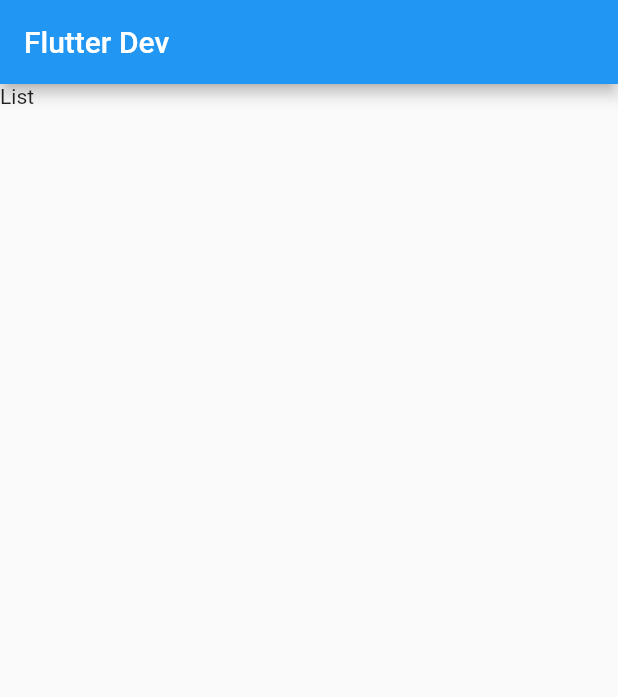
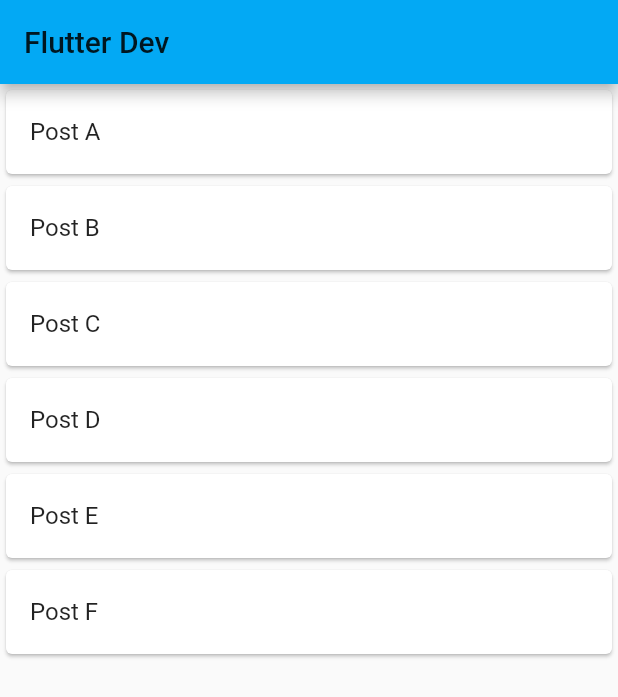
Before and after one commit to kellyburke300/FlutterDev, a Flutter app: the screen it shows after launch, on a phone screen of 412 x 824 dp. Shown: the top 697 px of the screen. Run offline on Flutter 3.47's test engine with Material 2 defaults, Android fonts, the phone set to English and light mode, and no system bars; our stand-ins replace bloc, flutter_bloc.

Commit message:
Added Post BLoC

```diff
--- a/flutter_dev/lib/Screens/home_screen.dart
+++ /dev/null
@@ -1,22 +0,0 @@
-import 'package:flutter/material.dart';
-
-class HomeScreen extends StatefulWidget {
-  @override
-  _HomeScreenState createState() => _HomeScreenState();
-}
-
-class _HomeScreenState extends State<HomeScreen> {
-  @override
-  Widget build(BuildContext context) {
-    return Scaffold(
-      appBar: AppBar(
-        title: Text("Flutter Dev"),
-      ),
-      body: _list()
-    );
-  }
-
-  Widget _list() {
-    return Text("List");
-  }
-}
--- /dev/null
+++ b/flutter_dev/lib/bloc/post/post_bloc.dart
@@ -0,0 +1,33 @@
+import 'dart:async';
+
+import 'package:bloc/bloc.dart';
+import 'package:flutter_dev/models/post.dart';
+import 'package:flutter_dev/repositories/post_repository.dart';
+import 'package:meta/meta.dart';
+
+part 'post_event.dart';
+part 'post_state.dart';
+
+class PostBloc extends Bloc<PostEvent, PostState> {
+  final PostRepository repo;
+  PostBloc(this.repo) : super(PostInitial());
+
+  @override
+  Stream<PostState> mapEventToState(
+      PostEvent event,
+      ) async* {
+    if(event is LoadPosts){
+      yield* _load();
+    }
+  }
+
+  Stream<PostState> _load() async* {
+    try {
+      yield PostLoading();
+      final posts = await repo.getPosts();
+      yield PostLoadSuccess(posts);
+    } catch (_) {
+      yield PostLoadFailure();
+    }
+  }
+}
--- /dev/null
+++ b/flutter_dev/lib/bloc/post/post_event.dart
@@ -0,0 +1,8 @@
+part of 'post_bloc.dart';
+
+@immutable
+abstract class PostEvent {}
+
+class LoadPosts extends PostEvent {
+  LoadPosts();
+}
--- /dev/null
+++ b/flutter_dev/lib/bloc/post/post_state.dart
@@ -0,0 +1,18 @@
+
+part of 'post_bloc.dart';
+
+
+@immutable
+abstract class PostState {}
+
+class PostInitial extends PostState {}
+
+class PostLoading extends PostState {}
+
+class PostLoadSuccess extends PostState {
+  final List<Post> posts;
+
+  PostLoadSuccess([this.posts = const []]);
+}
+
+class PostLoadFailure extends PostState {}
--- a/flutter_dev/lib/main.dart
+++ b/flutter_dev/lib/main.dart
@@ -1,20 +1,51 @@
 import 'package:flutter/material.dart';
+import 'package:flutter_bloc/flutter_bloc.dart';
 import 'package:flutter_dev/Screens/home_screen.dart';
+import 'package:flutter_dev/repositories/post_repository.dart';
+
+import 'bloc/post/post_bloc.dart';
+import 'bloc/post/post_oberver.dart';
 
 void main() {
   runApp(MyApp());
 }
 
-class MyApp extends StatelessWidget {
+
+/// Created StatefulWidget for creating and closing bloc
+class MyApp extends StatefulWidget {
+  @override
+  _MyAppState createState() => _MyAppState();
+}
+
+class _MyAppState extends State<MyApp> {
+  final PostBloc bloc = PostBloc(PostRepository());
+
   @override
   Widget build(BuildContext context) {
-    return MaterialApp(
+    Bloc.observer = PostBlocObserver();
+    return BlocProvider(
+      create: (context ) => bloc,
+      child: MaterialApp(
+        debugShowCheckedModeBanner: false,
         title: 'Flutter Dev',
         theme: ThemeData(
-        primarySwatch: Colors.blue,
+          primarySwatch: Colors.lightBlue,
           visualDensity: VisualDensity.adaptivePlatformDensity,
           ),
         home: HomeScreen(),
+        ),
       );
   }
+
+  @override
+  void initState(){
+    bloc.add(LoadPosts());
+    super.initState();
   }
+
+  @override
+  void dispose() {
+    bloc.close();
+    super.dispose();
+  }
+}
--- /dev/null
+++ b/flutter_dev/lib/models/post.dart
@@ -0,0 +1,6 @@
+
+class Post{
+  String title;
+
+  Post(this.title);
+}
--- /dev/null
+++ b/flutter_dev/lib/repositories/post_repository.dart
@@ -0,0 +1,20 @@
+
+import 'package:flutter_dev/models/post.dart';
+
+class PostRepository{
+  List<Post> _posts;
+
+  PostRepository() {
+    _posts = List<Post>();
+    _posts.add(new Post("Post A"));
+    _posts.add(new Post("Post B"));
+    _posts.add(new Post("Post C"));
+    _posts.add(new Post("Post D"));
+    _posts.add(new Post("Post E"));
+    _posts.add(new Post("Post F"));
+  }
+
+  Future<List<Post>> getPosts(){
+    return Future.value(_posts);
+  }
+}
--- /dev/null
+++ b/flutter_dev/lib/screens/home_screen.dart
@@ -0,0 +1,51 @@
+import 'package:flutter/material.dart';
+import 'package:flutter_bloc/flutter_bloc.dart';
+import 'package:flutter_dev/bloc/post/post_bloc.dart';
+import 'package:flutter_dev/widgets/post_tile.dart';
+
+class HomeScreen extends StatefulWidget {
+  @override
+  _HomeScreenState createState() => _HomeScreenState();
+}
+
+class _HomeScreenState extends State<HomeScreen> {
+  @override
+  Widget build(BuildContext context) {
+    return Scaffold(
+      appBar: AppBar(
+        title: Text("Flutter Dev"),
+        ),
+      body: _list(),
+      );
+  }
+
+  Widget _list() {
+    return BlocBuilder<PostBloc, PostState>(
+      builder: (BuildContext context, PostState state) {
+        if (state is PostLoadSuccess) {
+          return ListView.builder(
+            itemCount: state.posts.length,
+            itemBuilder: (BuildContext context, int index) {
+              return PostTile(state.posts[index]);
+            },
+            );
+        }
+        else if (state is PostLoading) {
+          // TODO Loading animation
+          return Container(
+            child: Center(
+              child: Text("Loading"),
+              ),
+            );
+        }
+        else {
+          return Container(
+            child: Center(
+              child: Text("Error"),
+              ),
+            );
+        }
+      },
+      );
+  }
+}
--- /dev/null
+++ b/flutter_dev/lib/widgets/post_tile.dart
@@ -0,0 +1,16 @@
+import 'package:flutter/material.dart';
+import 'package:flutter_dev/models/post.dart';
+class PostTile extends StatelessWidget {
+  final Post post;
+
+  PostTile(this.post);
+
+  @override
+  Widget build(BuildContext context) {
+    return Card(
+      child: ListTile(
+        title: Text(post.title),
+        ),
+      );
+  }
+}
--- a/flutter_dev/pubspec.yaml
+++ b/flutter_dev/pubspec.yaml
@@ -24,6 +24,8 @@ dependencies:
   flutter:
     sdk: flutter
 
+  flutter_bloc: ^6.0.5
+
 
   # The following adds the Cupertino Icons font to your application.
   # Use with the CupertinoIcons class for iOS style icons.
@@ -32,6 +34,8 @@ dependencies:
 dev_dependencies:
   flutter_test:
     sdk: flutter
+
+  bloc_test: ^7.1.0
 
 # For information on the generic Dart part of this file, see the
 # following page: https://dart.dev/tools/pub/pubspec
```
Also changed, not shown: flutter_dev/lib/bloc/post/post_oberver.dart (added, +22 -0 lines), 1 other file. Lines whose indentation alone changed are shown as unchanged.
